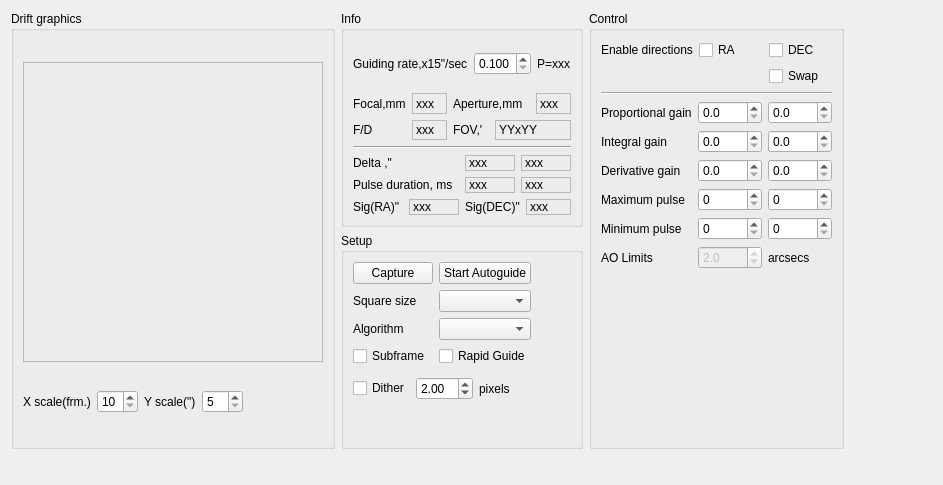
First picture: the form in kstars/ekos/guide/guider.ui, repository KDE/kstars, before the edit.
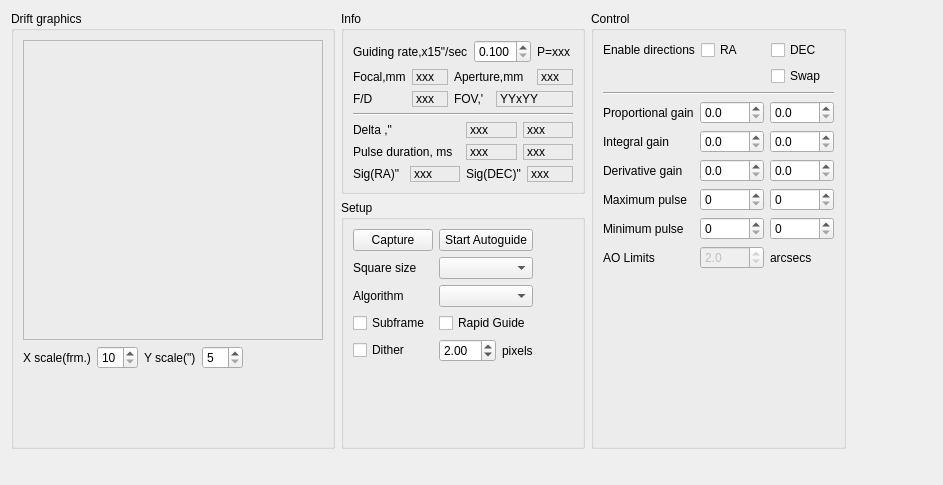
Second picture: the form after the edit.

Commit message: More Ekos GUI enhancements

```diff
--- a/kstars/ekos/guide/guider.ui
+++ b/kstars/ekos/guide/guider.ui
@@ -133,6 +133,22 @@
             </item>
            </layout>
           </item>
+          <item>
+           <spacer name="verticalSpacer_4">
+            <property name="orientation">
+             <enum>Qt::Vertical</enum>
+            </property>
+            <property name="sizeType">
+             <enum>QSizePolicy::MinimumExpanding</enum>
+            </property>
+            <property name="sizeHint" stdset="0">
+             <size>
+              <width>20</width>
+              <height>40</height>
+             </size>
+            </property>
+           </spacer>
+          </item>
          </layout>
         </widget>
        </item>
@@ -500,9 +516,7 @@
                 </property>
                </widget>
               </item>
-              <item row="4" column="0" colspan="2">
-               <layout class="QHBoxLayout" name="horizontalLayout_8">
-                <item>
+              <item row="4" column="0">
                  <widget class="QCheckBox" name="kcfg_useDither">
                   <property name="toolTip">
                    <string>Subframe the image around the guide star</string>
@@ -512,6 +526,8 @@
                   </property>
                  </widget>
                 </item>
+              <item row="4" column="1">
+               <layout class="QHBoxLayout" name="horizontalLayout_8">
                 <item>
                  <widget class="QDoubleSpinBox" name="kcfg_ditherPixels">
                   <property name="minimum">
@@ -560,7 +576,7 @@
              <enum>Qt::Vertical</enum>
             </property>
             <property name="sizeType">
-             <enum>QSizePolicy::Minimum</enum>
+             <enum>QSizePolicy::MinimumExpanding</enum>
             </property>
             <property name="sizeHint" stdset="0">
              <size>
```
Lines whose indentation alone changed are shown as unchanged. The commit also changes 2 other files.
